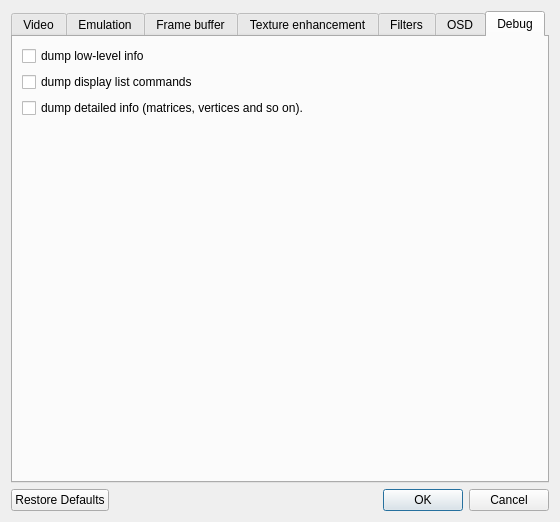
Before: the Qt Designer form src/GLideNUI/configDialog.ui in gonetz/GLideN64, drawn with Qt 5.
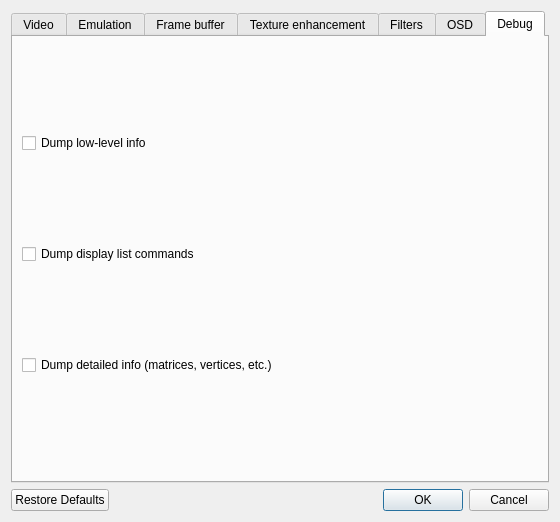
After: the same form once the commit is applied. The open tabs and pages were chosen to show the change. Icons and pictures are not drawn.

Commit message: UI: Debug tab cleanup

What changed in the file:
```diff
--- a/src/GLideNUI/configDialog.ui
+++ b/src/GLideNUI/configDialog.ui
@@ -3734,42 +3734,35 @@
        <string>Debug</string>
       </attribute>
       <layout class="QVBoxLayout" name="verticalLayout_36">
-       <item>
-        <layout class="QVBoxLayout" name="verticalLayout_31">
+       <property name="spacing">
+        <number>4</number>
+       </property>
          <item>
           <widget class="QCheckBox" name="dumpLowCheckBox">
            <property name="text">
-            <string>dump low-level info</string>
+          <string>Dump low-level info</string>
            </property>
           </widget>
          </item>
          <item>
           <widget class="QCheckBox" name="dumpNormalCheckBox">
            <property name="text">
-            <string>dump display list commands</string>
+          <string>Dump display list commands</string>
            </property>
           </widget>
          </item>
          <item>
           <widget class="QCheckBox" name="dumpDetailCheckBox">
            <property name="text">
-            <string>dump detailed info (matrices, vertices and so on).</string>
-           </property>
-          </widget>
-         </item>
-        </layout>
+          <string>Dump detailed info (matrices, vertices, etc.)</string>
+         </property>
+        </widget>
        </item>
        <item>
         <spacer name="verticalSpacer_10">
          <property name="orientation">
           <enum>Qt::Vertical</enum>
          </property>
-         <property name="sizeHint" stdset="0">
-          <size>
-           <width>20</width>
-           <height>40</height>
-          </size>
-         </property>
         </spacer>
        </item>
       </layout>
```
Left out of the diff: 8 changed lines with no effect on the pictures. Lines whose indentation alone changed are shown as unchanged. The commit also changes 1 other file.
